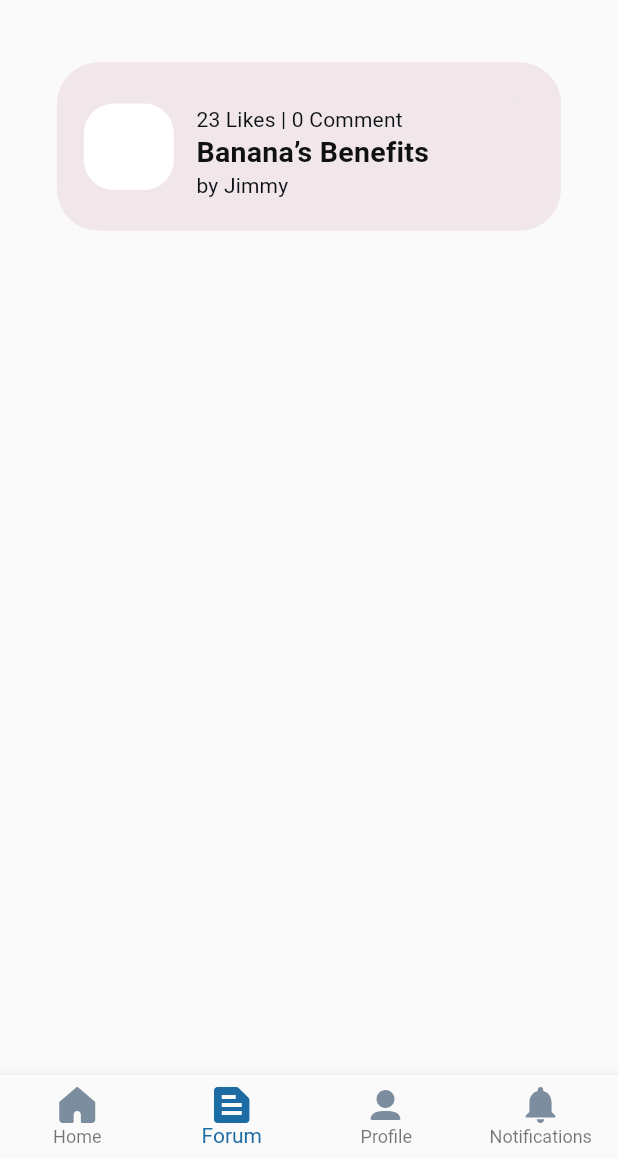
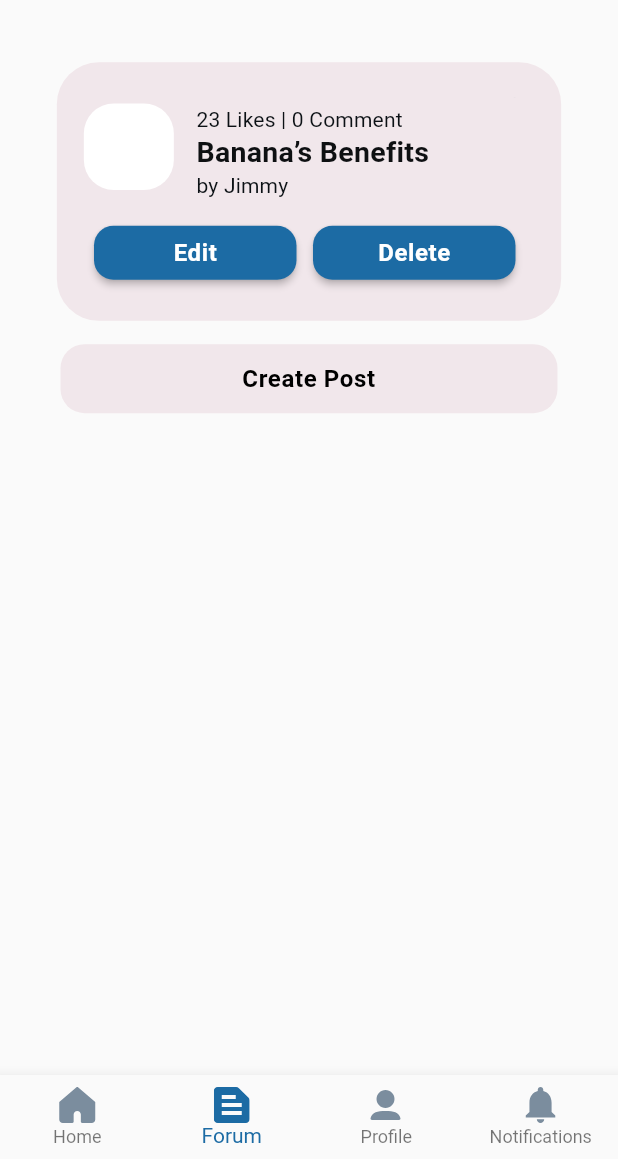
Before and after one commit to faiqhdr/meditopia, a Flutter app: the screen it shows after launch, item 2 of the bottom bar chosen, on a phone screen of 412 x 824 dp, the part 77-1236 px from its top. Run offline on Flutter 3.47's test engine with Material 2 defaults, Android fonts, the phone set to English and light mode, and no system bars; our stand-ins replace flutter_native_splash, flutter_svg, google_fonts.

Commit message:
forum page completed

```diff
--- a/lib/pages/bmi/view.dart
+++ b/lib/pages/bmi/view.dart
@@ -296,7 +296,7 @@ class CalculateButton extends StatelessWidget {
           // Navigate to BmiResult screen
           Navigator.push(
             context,
-            MaterialPageRoute(builder: (context) => BmiResult()),
+            MaterialPageRoute(builder: (context) => const BmiResult()),
           );
         },
         style: TextButton.styleFrom(padding: EdgeInsets.zero),
--- a/lib/pages/forum/view.dart
+++ b/lib/pages/forum/view.dart
@@ -5,6 +5,7 @@ import 'package:flutter_svg/svg.dart';
 import '../../data/data.dart';
 import '../../size_config.dart';
 import '../../style/style.dart';
+import 'content.dart';
 
 class ForumPage extends StatelessWidget {
   const ForumPage({Key? key}) : super(key: key);
@@ -25,6 +26,8 @@ class ForumPage extends StatelessWidget {
                 Header(),
                 // Forum List.
                 Post(),
+                // Create Button List.
+                CreateButton(),
               ],
             ),
           ),
@@ -74,7 +77,14 @@ class Post extends StatelessWidget {
 
   @override
   Widget build(BuildContext context) {
-    return Container(
+    return GestureDetector(
+      onTap: () {
+        Navigator.push(
+          context,
+          MaterialPageRoute(builder: (context) => const ContentPage()),
+        );
+      },
+      child: Container(
         margin: const EdgeInsets.all(14.55),
         padding: const EdgeInsets.fromLTRB(18, 23.02, 23.67, 21.45),
         width: double.infinity,
@@ -189,8 +199,104 @@ class Post extends StatelessWidget {
                 ],
               ),
             ),
+            Container(
+              margin: const EdgeInsets.only(top: 12),
+              child: Row(
+                mainAxisAlignment: MainAxisAlignment.center,
+                children: [
+                  SizedBox(
+                    width: 135,
+                    child: ElevatedButton(
+                      onPressed: () {
+                        // Implement edit functionality
+                      },
+                      style: ElevatedButton.styleFrom(
+                        foregroundColor: Colors.white,
+                        padding: EdgeInsets.zero,
+                        backgroundColor: const Color(0xff1c6ba4),
+                        textStyle: const TextStyle(
+                          fontSize: 16,
+                          fontWeight: FontWeight.w700,
+                          letterSpacing: 0.42,
+                        ),
+                        shape: RoundedRectangleBorder(
+                          borderRadius: BorderRadius.circular(13),
+                        ),
+                      ),
+                      child: const Text('Edit'),
+                    ),
+                  ),
+                  const SizedBox(width: 11),
+                  SizedBox(
+                    width: 135,
+                    child: ElevatedButton(
+                      onPressed: () {
+                        // Implement delete functionality
+                      },
+                      style: ElevatedButton.styleFrom(
+                        foregroundColor: Colors.white,
+                        padding: EdgeInsets.zero,
+                        backgroundColor: const Color(0xff1c6ba4),
+                        textStyle: const TextStyle(
+                          fontSize: 16,
+                          fontWeight: FontWeight.w700,
+                          letterSpacing: 0.42,
+                        ),
+                        shape: RoundedRectangleBorder(
+                          borderRadius: BorderRadius.circular(13),
+                        ),
+                      ),
+                      child: const Text('Delete'),
+                    ),
+                  ),
                 ],
+              ),
+            )
+          ],
+        ),
       ),
     );
   }
 }
+
+class CreateButton extends StatelessWidget {
+  const CreateButton({Key? key}) : super(key: key);
+
+  @override
+  Widget build(BuildContext context) {
+    return Column(
+      mainAxisAlignment: MainAxisAlignment.end,
+      children: [
+        Container(
+          margin: const EdgeInsets.only(left: 17, right: 17),
+          child: TextButton(
+            onPressed: () {
+              // Navigate to create post screen
+            },
+            style: TextButton.styleFrom(padding: EdgeInsets.zero),
+            child: Container(
+              width: double.infinity,
+              height: 46,
+              decoration: BoxDecoration(
+                color: const Color(0xf7f1e6ea),
+                borderRadius: BorderRadius.circular(16),
+              ),
+              child: const Center(
+                child: Text(
+                  'Create Post',
+                  textAlign: TextAlign.center,
+                  style: TextStyle(
+                    fontSize: 16,
+                    fontWeight: FontWeight.w700,
+                    letterSpacing: 0.42,
+                    color: Color.fromARGB(255, 0, 0, 0),
+                  ),
+                ),
+              ),
+            ),
+          ),
+        ),
+      ],
+    );
+  }
+}
```
Also changed, not shown: lib/pages/forum/content.dart (added, +276 -0 lines). Lines whose indentation alone changed are shown as unchanged.
